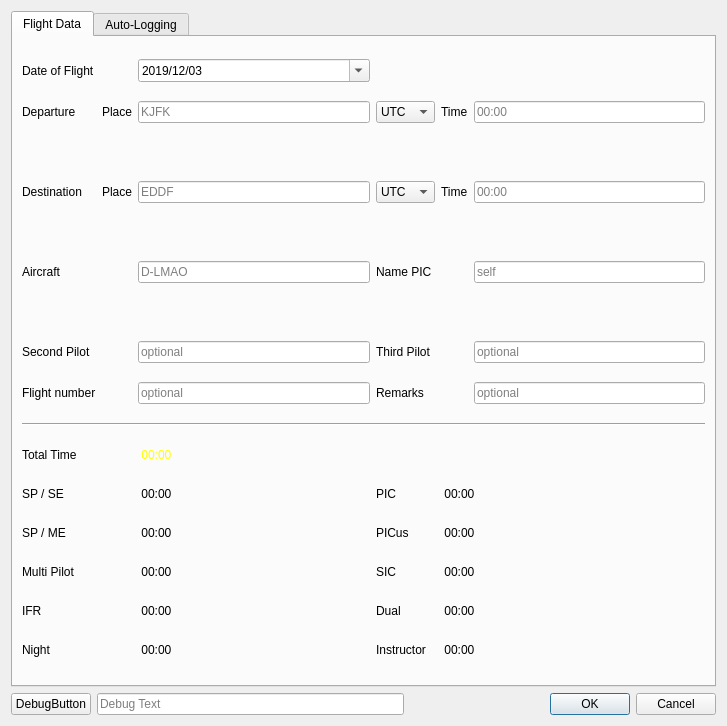
Before: the Qt Designer form src/gui/dialogues/newflight.ui in fiffty-50/openPilotLog, drawn with Qt 5.
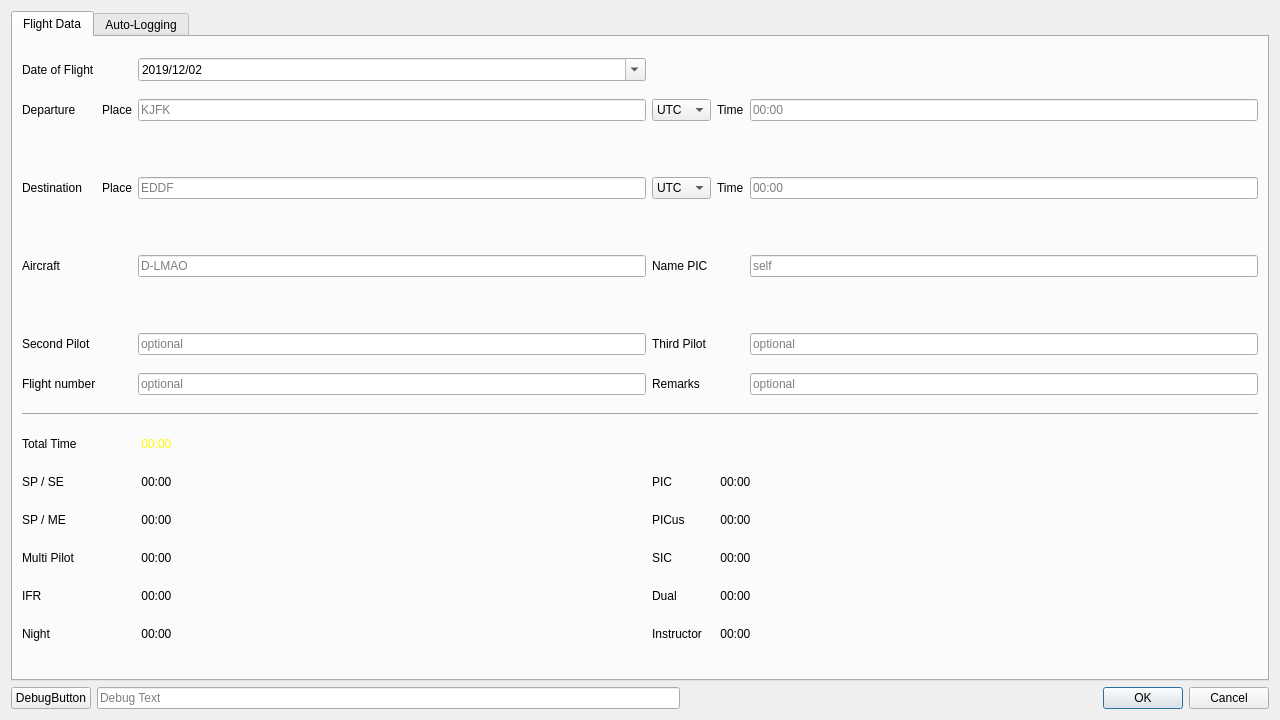
After: the same form once the commit is applied.

```diff
--- a/src/gui/dialogues/newflight.ui
+++ b/src/gui/dialogues/newflight.ui
@@ -6,8 +6,8 @@
    <rect>
     <x>0</x>
     <y>0</y>
-    <width>727</width>
-    <height>726</height>
+    <width>1280</width>
+    <height>720</height>
    </rect>
   </property>
   <property name="windowTitle">
@@ -201,7 +201,7 @@
            <second>0</second>
            <year>2019</year>
            <month>12</month>
-           <day>3</day>
+           <day>2</day>
           </datetime>
          </property>
          <property name="displayFormat">
```
